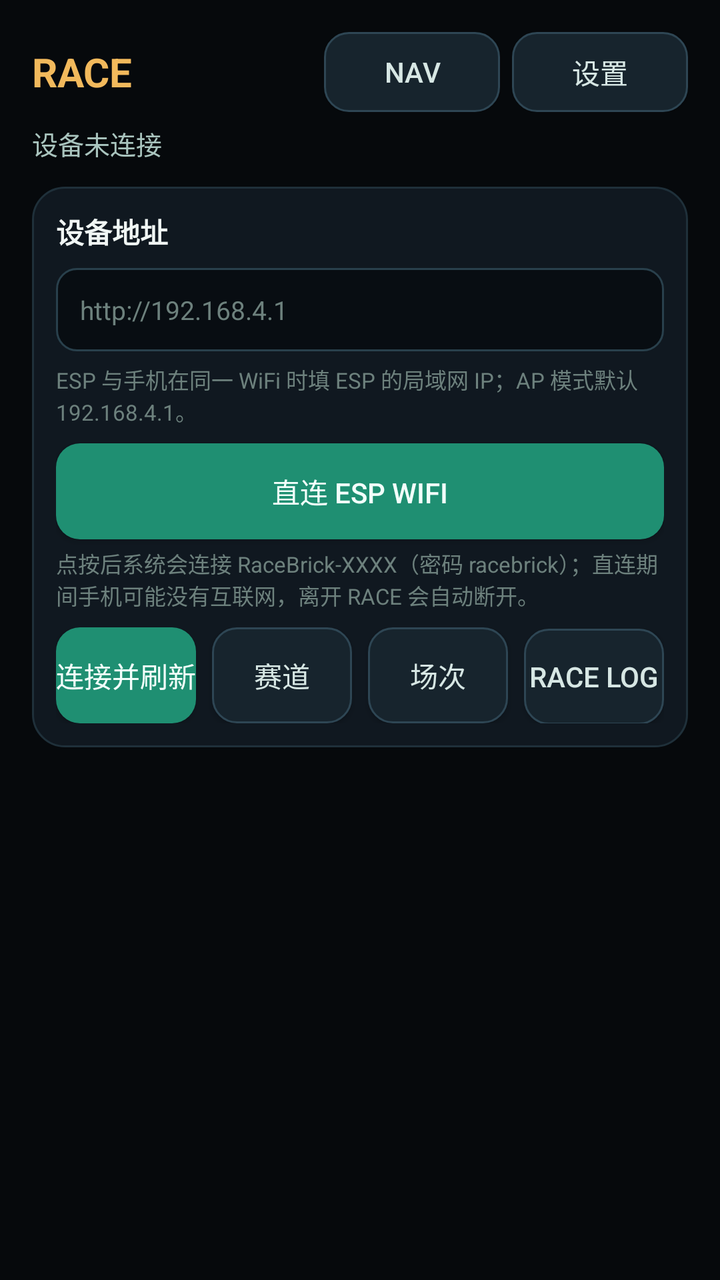
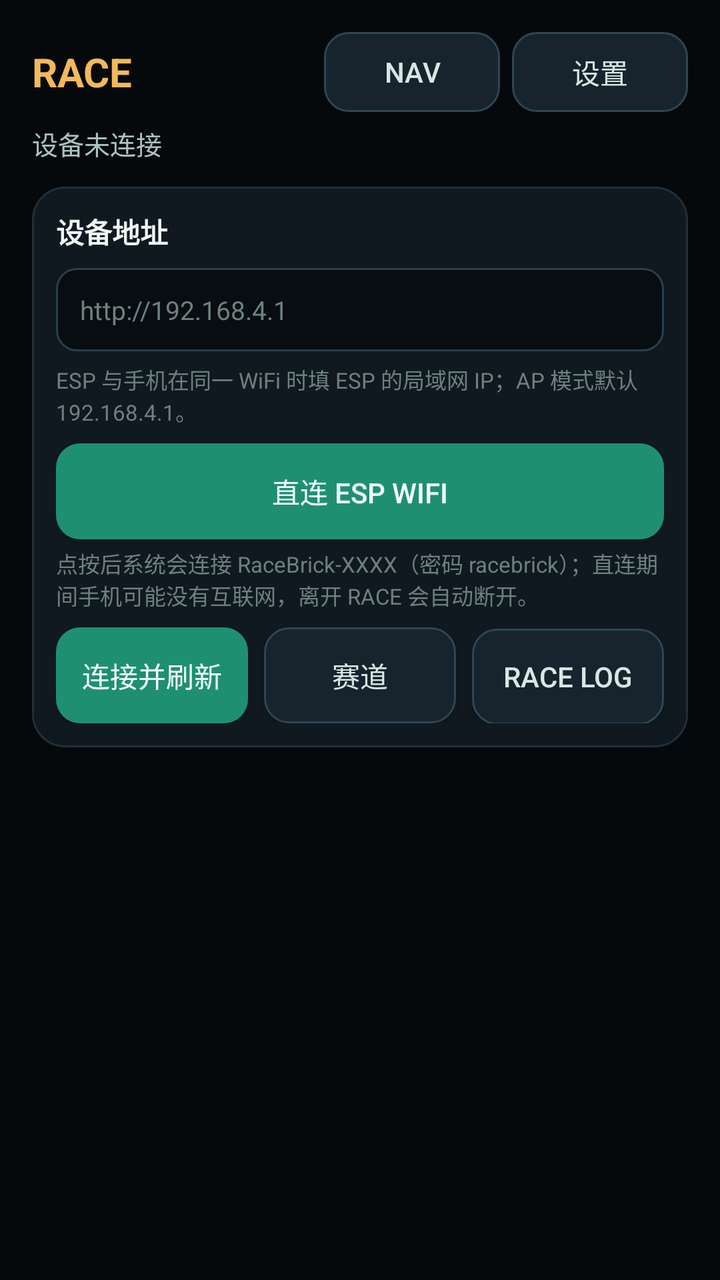

Screens rendered from an Android XML layout before and after an edit, with the pre-edit source and the edit as a unified diff.
<!-- AndroidManifest.xml: application theme Theme.NavBridge -->
<!-- res/layout/activity_race.xml -->
<?xml version="1.0" encoding="utf-8"?>
<ScrollView xmlns:android="http://schemas.android.com/apk/res/android"
    android:fitsSystemWindows="true"
    android:layout_width="match_parent"
    android:layout_height="match_parent"
    android:fillViewport="true"
    android:background="#06090C">

    <LinearLayout
        android:layout_width="match_parent"
        android:layout_height="wrap_content"
        android:orientation="vertical"
        android:padding="16dp"
        android:paddingTop="36dp">

        <LinearLayout
            android:layout_width="match_parent"
            android:layout_height="wrap_content"
            android:gravity="center_vertical"
            android:orientation="horizontal">

            <TextView
                android:layout_width="0dp"
                android:layout_height="wrap_content"
                android:layout_weight="1"
                android:text="RACE"
                android:textColor="#F2B95C"
                android:textSize="20sp"
                android:textStyle="bold" />

            <Button
                android:id="@+id/btnRaceNav"
                android:layout_width="wrap_content"
                android:layout_height="wrap_content"
                android:background="@drawable/btn_secondary"
                android:backgroundTint="@null"
                android:minHeight="40dp"
                android:text="NAV"
                android:textColor="#D7E7E4" />

            <Button
                android:id="@+id/btnRaceSettings"
                android:layout_width="wrap_content"
                android:layout_height="wrap_content"
                android:layout_marginStart="6dp"
                android:background="@drawable/btn_secondary"
                android:backgroundTint="@null"
                android:minHeight="40dp"
                android:text="设置"
                android:textColor="#D7E7E4" />
        </LinearLayout>

        <TextView
            android:id="@+id/tvRaceStatus"
            android:layout_width="match_parent"
            android:layout_height="wrap_content"
            android:layout_marginTop="6dp"
            android:text="设备未连接"
            android:textColor="#A9C4BE"
            android:textSize="13sp" />

        <LinearLayout
            android:layout_width="match_parent"
            android:layout_height="wrap_content"
            android:layout_marginTop="12dp"
            android:background="@drawable/bg_card"
            android:orientation="vertical"
            android:padding="12dp">

            <TextView
                android:layout_width="match_parent"
                android:layout_height="wrap_content"
                android:text="设备地址"
                android:textColor="#F0F6F4"
                android:textSize="14sp"
                android:textStyle="bold" />

            <EditText
                android:id="@+id/etRaceUrl"
                android:layout_width="match_parent"
                android:layout_height="wrap_content"
                android:layout_marginTop="8dp"
                android:background="@drawable/bg_input"
                android:hint="http://192.168.4.1"
                android:inputType="textUri"
                android:padding="12dp"
                android:textColor="#F0F6F4"
                android:textColorHint="#6D817D"
                android:textSize="13sp" />

            <TextView
                android:layout_width="match_parent"
                android:layout_height="wrap_content"
                android:layout_marginTop="6dp"
                android:text="ESP 与手机在同一 WiFi 时填 ESP 的局域网 IP；AP 模式默认 192.168.4.1。"
                android:textColor="#6D817D"
                android:textSize="11sp" />

            <Button
                android:id="@+id/btnRaceDirect"
                android:layout_width="match_parent"
                android:layout_height="wrap_content"
                android:layout_marginTop="8dp"
                android:background="@drawable/btn_primary"
                android:backgroundTint="@null"
                android:text="直连 ESP WiFi"
                android:textColor="#F2FFFB" />

            <TextView
                android:layout_width="match_parent"
                android:layout_height="wrap_content"
                android:layout_marginTop="4dp"
                android:text="点按后系统会连接 RaceBrick-XXXX（密码 racebrick）；直连期间手机可能没有互联网，离开 RACE 会自动断开。"
                android:textColor="#6D817D"
                android:textSize="11sp" />

            <LinearLayout
                android:layout_width="match_parent"
                android:layout_height="wrap_content"
                android:layout_marginTop="8dp"
                android:orientation="horizontal">

                <Button
                    android:id="@+id/btnRaceLoad"
                    android:layout_width="0dp"
                    android:layout_height="wrap_content"
                    android:layout_weight="1"
                    android:background="@drawable/btn_primary"
                    android:backgroundTint="@null"
                    android:text="连接并刷新"
                    android:textColor="#F2FFFB" />

                <Button
                    android:id="@+id/btnRaceTracks"
                    android:layout_width="0dp"
                    android:layout_height="wrap_content"
                    android:layout_marginStart="8dp"
                    android:layout_weight="1"
                    android:background="@drawable/btn_secondary"
                    android:backgroundTint="@null"
                    android:text="赛道"
                    android:textColor="#D7E7E4" />

                <Button
                    android:id="@+id/btnRaceSessions"
                    android:layout_width="0dp"
                    android:layout_height="wrap_content"
                    android:layout_marginStart="8dp"
                    android:layout_weight="1"
                    android:background="@drawable/btn_secondary"
                    android:backgroundTint="@null"
                    android:text="场次"
                    android:textColor="#D7E7E4" />

                <Button
                    android:id="@+id/btnRaceLogs"
                    android:layout_width="0dp"
                    android:layout_height="wrap_content"
                    android:layout_marginStart="8dp"
                    android:layout_weight="1"
                    android:background="@drawable/btn_secondary"
                    android:backgroundTint="@null"
                    android:text="Race Log"
                    android:textColor="#D7E7E4" />
            </LinearLayout>
        </LinearLayout>

        <LinearLayout
            android:id="@+id/llRaceList"
            android:layout_width="match_parent"
            android:layout_height="wrap_content"
            android:layout_marginTop="12dp"
            android:orientation="vertical" />

    </LinearLayout>
</ScrollView>
<!-- resources referenced by this layout -->
<resources>
  <!-- drawable bg_card (drawable) -->
  <?xml version="1.0" encoding="utf-8"?>
  <shape xmlns:android="http://schemas.android.com/apk/res/android">
      <solid android:color="#101820" />
      <corners android:radius="16dp" />
      <stroke android:width="1dp" android:color="#1F303A" />
  </shape>
  <!-- drawable bg_input (drawable) -->
  <?xml version="1.0" encoding="utf-8"?>
  <shape xmlns:android="http://schemas.android.com/apk/res/android">
      <solid android:color="#080D12" />
      <corners android:radius="10dp" />
      <stroke android:width="1dp" android:color="#29404C" />
  </shape>
  <!-- drawable btn_primary (drawable) -->
  <?xml version="1.0" encoding="utf-8"?>
  <shape xmlns:android="http://schemas.android.com/apk/res/android">
      <solid android:color="#1F8F72" />
      <corners android:radius="12dp" />
  </shape>
  <!-- drawable btn_secondary (drawable) -->
  <?xml version="1.0" encoding="utf-8"?>
  <shape xmlns:android="http://schemas.android.com/apk/res/android">
      <solid android:color="#17242D" />
      <corners android:radius="12dp" />
      <stroke android:width="1dp" android:color="#2E4654" />
  </shape>
  <style name="Theme.NavBridge" parent="Theme.AppCompat.DayNight.NoActionBar">
          <item name="android:windowBackground">@android:color/black</item>
          <item name="android:statusBarColor">@android:color/black</item>
      </style>
</resources>

<!-- the commit's change to res/layout/activity_race.xml (unified diff, before → after) -->
@@ -149,7 +149,7 @@
                     android:layout_weight="1"
                     android:background="@drawable/btn_secondary"
                     android:backgroundTint="@null"
-                    android:text="场次"
+                    android:text="Race Log"
                     android:textColor="#D7E7E4" />
 
                 <Button
@@ -158,9 +158,10 @@
                     android:layout_height="wrap_content"
                     android:layout_marginStart="8dp"
                     android:layout_weight="1"
+                    android:visibility="gone"
                     android:background="@drawable/btn_secondary"
                     android:backgroundTint="@null"
-                    android:text="Race Log"
+                    android:text="OLD LOG"
                     android:textColor="#D7E7E4" />
             </LinearLayout>
         </LinearLayout>
